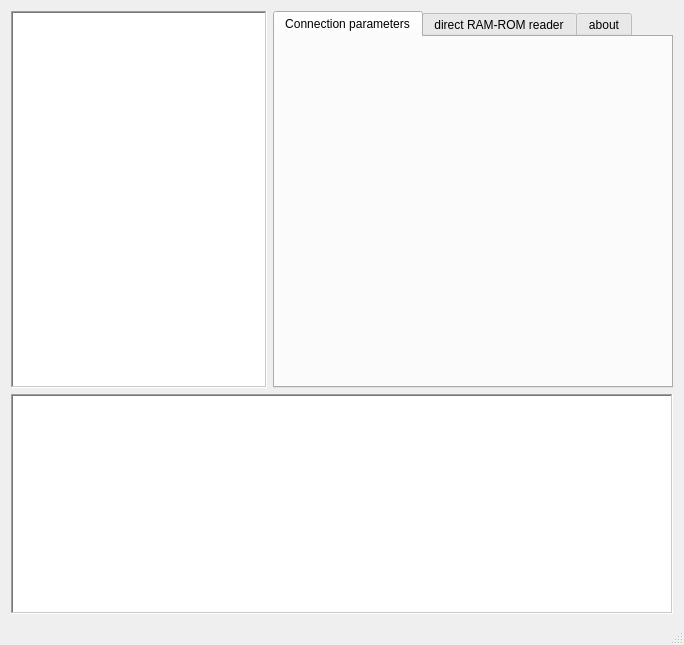
Qt form mainwindow.ui (DowJhob/Evo-live-map) before a commit.
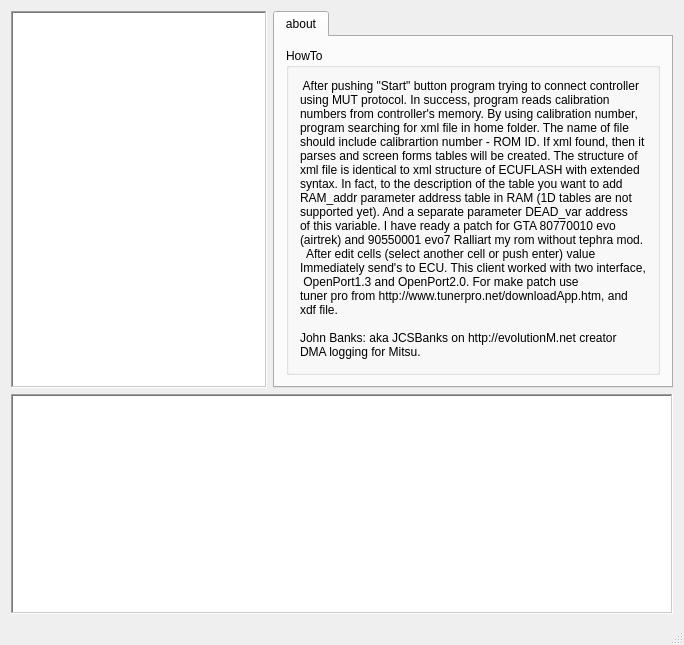
The same form after that commit.

Commit message: simplified the tab widget

```diff
--- a/mainwindow.ui
+++ b/mainwindow.ui
@@ -129,24 +129,6 @@
       <property name="elideMode">
        <enum>Qt::ElideRight</enum>
       </property>
-      <widget class="QWidget" name="Settings">
-       <property name="sizePolicy">
-        <sizepolicy hsizetype="Expanding" vsizetype="Expanding">
-         <horstretch>0</horstretch>
-         <verstretch>0</verstretch>
-        </sizepolicy>
-       </property>
-       <attribute name="title">
-        <string>Connection parameters</string>
-       </attribute>
-       <layout class="QGridLayout" name="gridLayout_2"/>
-      </widget>
-      <widget class="QWidget" name="directHex">
-       <attribute name="title">
-        <string>direct RAM-ROM reader</string>
-       </attribute>
-       <layout class="QGridLayout" name="gridLayout_3"/>
-      </widget>
       <widget class="QWidget" name="about">
        <property name="sizePolicy">
         <sizepolicy hsizetype="Preferred" vsizetype="MinimumExpanding">
```
Left out of the diff: 68 changed lines with no effect on the pictures. The commit also changes 6 other files.
